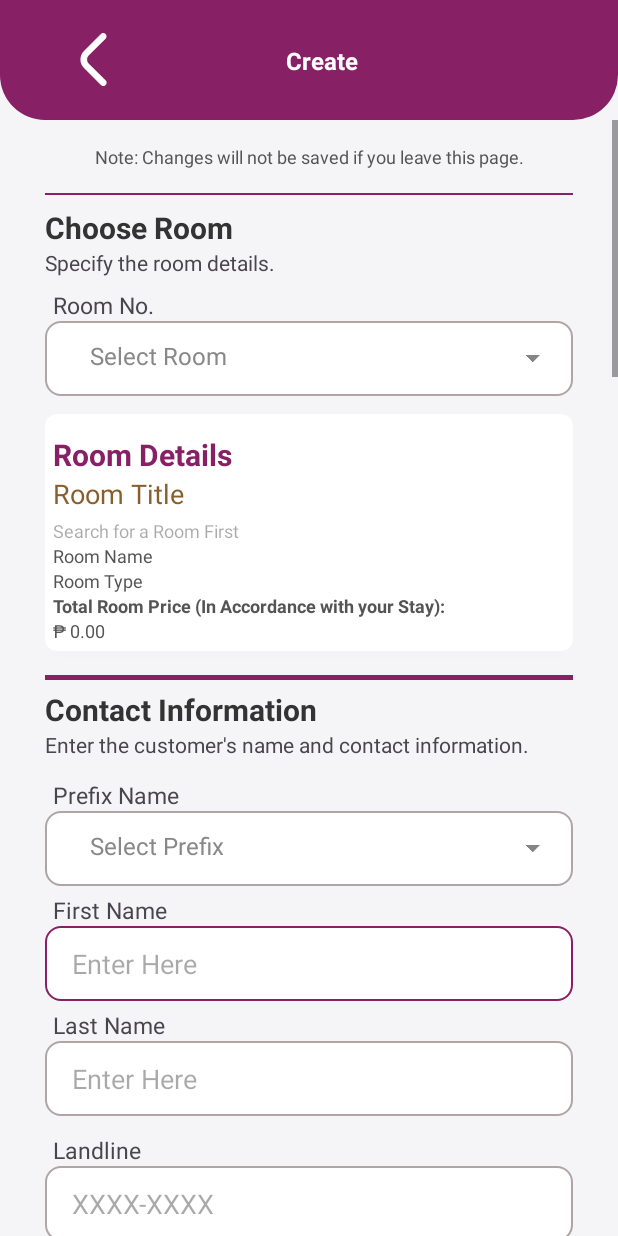
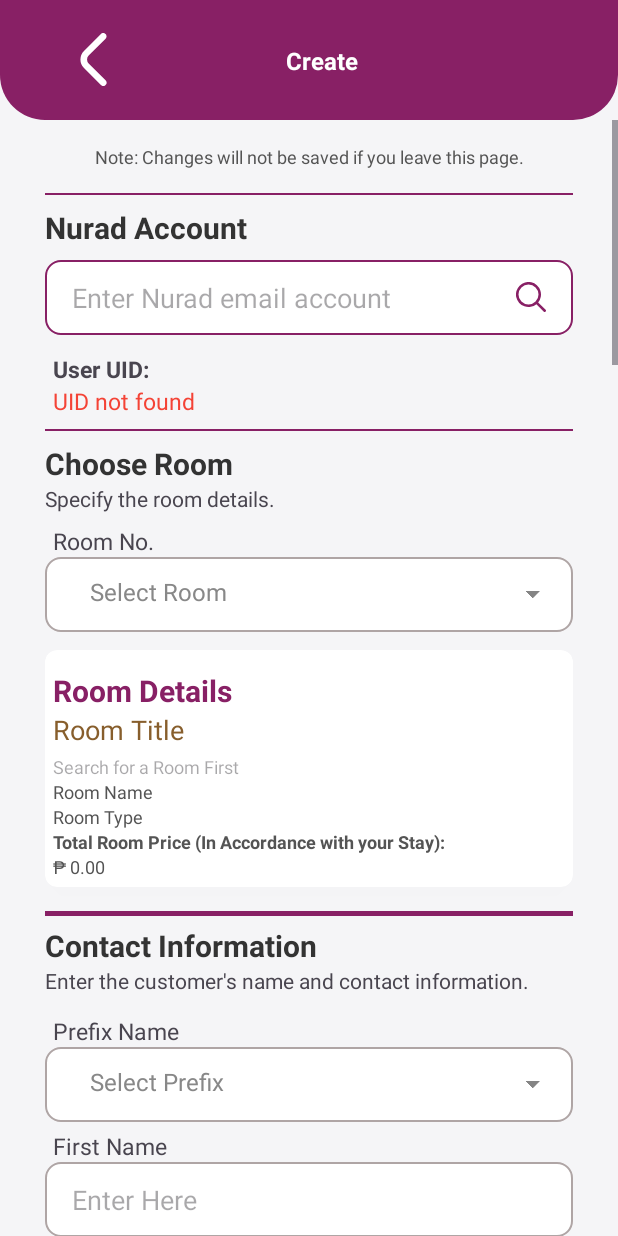
Before and after one commit to angelb9967/Nurad-Admin-Mobile, an Android app: the Activity_CreateBooking screen opened directly, with no data from a screen before it, on a phone screen of 412 x 824 dp. Run offline under Robolectric (Android 15) with nearby library versions, the phone set to English and light mode, and no system bars; our stand-ins replace Firebase (no records; nobody signed in at launch, a user with empty details on screens opened directly), Picasso.

Commit message:
Fetch User UID

```diff
--- a/app/build.gradle.kts
+++ b/app/build.gradle.kts
@@ -54,4 +54,7 @@ dependencies {
     annotationProcessor("com.github.bumptech.glide:compiler:4.14.2")
     implementation("com.squareup.picasso:picasso:2.71828")
     implementation ("com.jakewharton.threetenabp:threetenabp:1.3.1")
+
+    implementation ("androidx.recyclerview:recyclerview:1.3.2")
+    implementation ("androidx.appcompat:appcompat:1.7.0")
 }
--- /dev/null
+++ b/app/src/main/res/drawable/search.xml
@@ -0,0 +1,5 @@
+<vector xmlns:android="http://schemas.android.com/apk/res/android" android:height="20dp" android:viewportHeight="24" android:viewportWidth="24" android:width="20dp">
+
+    <path android:fillColor="#FF000000" android:pathData="M23.707,22.293l-5.969,-5.969a10.016,10.016 0,1 0,-1.414 1.414l5.969,5.969a1,1 0,0 0,1.414 -1.414ZM10,18a8,8 0,1 1,8 -8A8.009,8.009 0,0 1,10 18Z"/>
+
+</vector>
--- a/app/src/main/res/layout/activity_create_booking.xml
+++ b/app/src/main/res/layout/activity_create_booking.xml
@@ -56,19 +56,94 @@
                 tools:layout_editor_absoluteX="30dp" />
 
             <TextView
-                android:id="@+id/textView55"
-                android:layout_width="match_parent"
-                android:layout_height="wrap_content"
-                android:layout_marginTop="8dp"
-                android:layout_marginStart="30dp"
-                android:layout_marginEnd="30dp"
-                android:text="Choose Room"
+                android:id="@+id/textView80"
+                android:layout_width="match_parent"
+                android:layout_height="wrap_content"
+                android:layout_marginTop="8dp"
+                android:layout_marginStart="30dp"
+                android:layout_marginEnd="30dp"
+                android:text="Nurad Account"
                 android:textColor="@color/softblack"
                 android:textSize="20sp"
                 android:textStyle="bold"
                 app:layout_constraintTop_toBottomOf="@+id/view300"
                 app:layout_constraintEnd_toEndOf="@+id/view300"
                 app:layout_constraintStart_toStartOf="@+id/view300"
+                tools:layout_editor_absoluteX="0dp" />
+
+            <AutoCompleteTextView
+                android:id="@+id/emailAutoCompleteTextView"
+                android:layout_width="match_parent"
+                android:layout_height="50dp"
+                android:layout_marginTop="8dp"
+                android:layout_marginStart="30dp"
+                android:layout_marginEnd="30dp"
+                android:paddingStart="18dp"
+                android:paddingEnd="18dp"
+                android:maxLines="1"
+                android:drawableTint="@color/purple"
+                android:drawableEnd="@drawable/search"
+                android:background="@drawable/custom_input"
+                app:layout_constraintEnd_toEndOf="parent"
+                app:layout_constraintHorizontal_bias="0.0"
+                app:layout_constraintStart_toStartOf="parent"
+                app:layout_constraintTop_toBottomOf="@+id/textView80"
+                android:hint="Enter Nurad email account" />
+
+            <TextView
+                android:id="@+id/textView801"
+                android:layout_width="wrap_content"
+                android:layout_height="wrap_content"
+                android:layout_marginTop="12dp"
+                android:layout_marginStart="35dp"
+                android:textStyle="bold"
+                android:text="User UID:"
+                android:textSize="15sp"
+                app:layout_constraintEnd_toEndOf="parent"
+                app:layout_constraintHorizontal_bias="0.0"
+                app:layout_constraintStart_toStartOf="parent"
+                app:layout_constraintTop_toBottomOf="@+id/emailAutoCompleteTextView" />
+
+            <TextView
+                android:id="@+id/UserUID_TxtView"
+                android:layout_width="wrap_content"
+                android:layout_height="wrap_content"
+                android:layout_marginStart="35dp"
+                android:textColor="@color/red"
+                android:text="UID not found"
+                android:textSize="15sp"
+                app:layout_constraintEnd_toEndOf="parent"
+                app:layout_constraintHorizontal_bias="0.0"
+                app:layout_constraintStart_toStartOf="parent"
+                app:layout_constraintTop_toBottomOf="@+id/textView801"/>
+
+            <View
+                android:id="@+id/view312"
+                android:layout_width="match_parent"
+                android:layout_height="1dp"
+                android:layout_marginTop="8dp"
+                android:layout_marginStart="30dp"
+                android:layout_marginEnd="30dp"
+                android:background="#882065"
+                app:layout_constraintEnd_toEndOf="@+id/UserUID_TxtView"
+                app:layout_constraintStart_toStartOf="@+id/UserUID_TxtView"
+                app:layout_constraintTop_toBottomOf="@+id/UserUID_TxtView"
+                tools:layout_editor_absoluteX="30dp" />
+
+            <TextView
+                android:id="@+id/textView55"
+                android:layout_width="match_parent"
+                android:layout_height="wrap_content"
+                android:layout_marginTop="8dp"
+                android:layout_marginStart="30dp"
+                android:layout_marginEnd="30dp"
+                android:text="Choose Room"
+                android:textColor="@color/softblack"
+                android:textSize="20sp"
+                android:textStyle="bold"
+                app:layout_constraintTop_toBottomOf="@+id/view312"
+                app:layout_constraintEnd_toEndOf="@+id/view312"
+                app:layout_constraintStart_toStartOf="@+id/view312"
                 tools:layout_editor_absoluteX="0dp" />
 
             <TextView
```
Also changed, not shown: app/src/main/java/com/example/nuradadmin/Activities/Activity_BookingSummary.java (+1 -12 lines), app/src/main/java/com/example/nuradadmin/Activities/List_and_Create/Activity_CreateBooking.java (+112 -14 lines).
